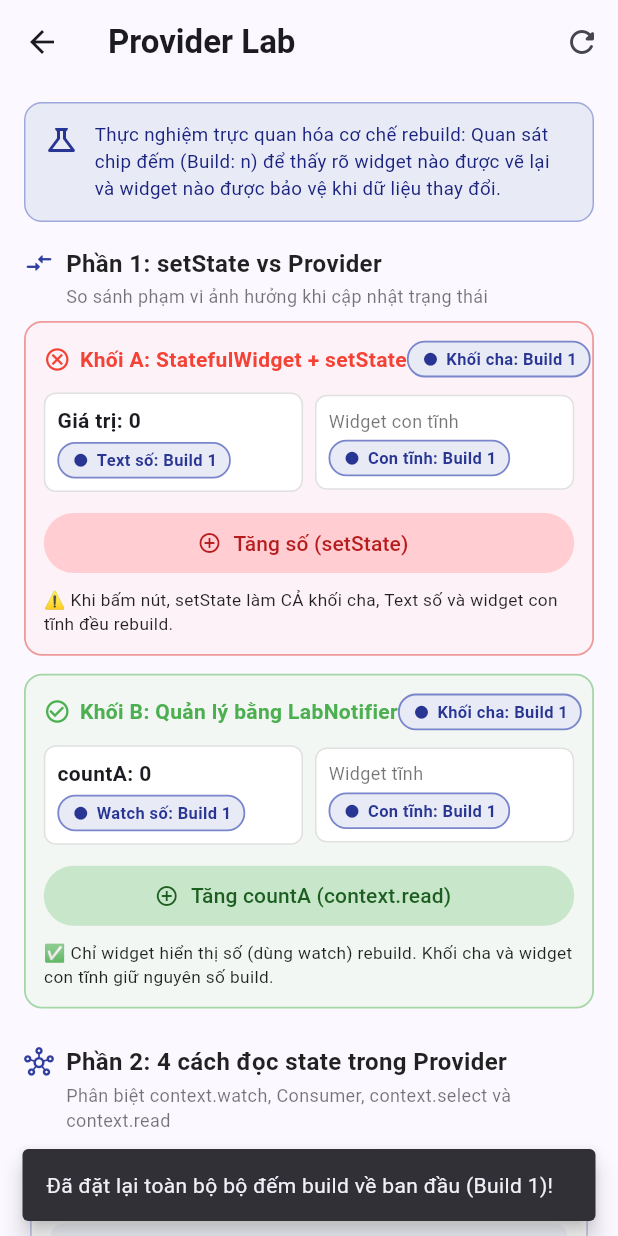
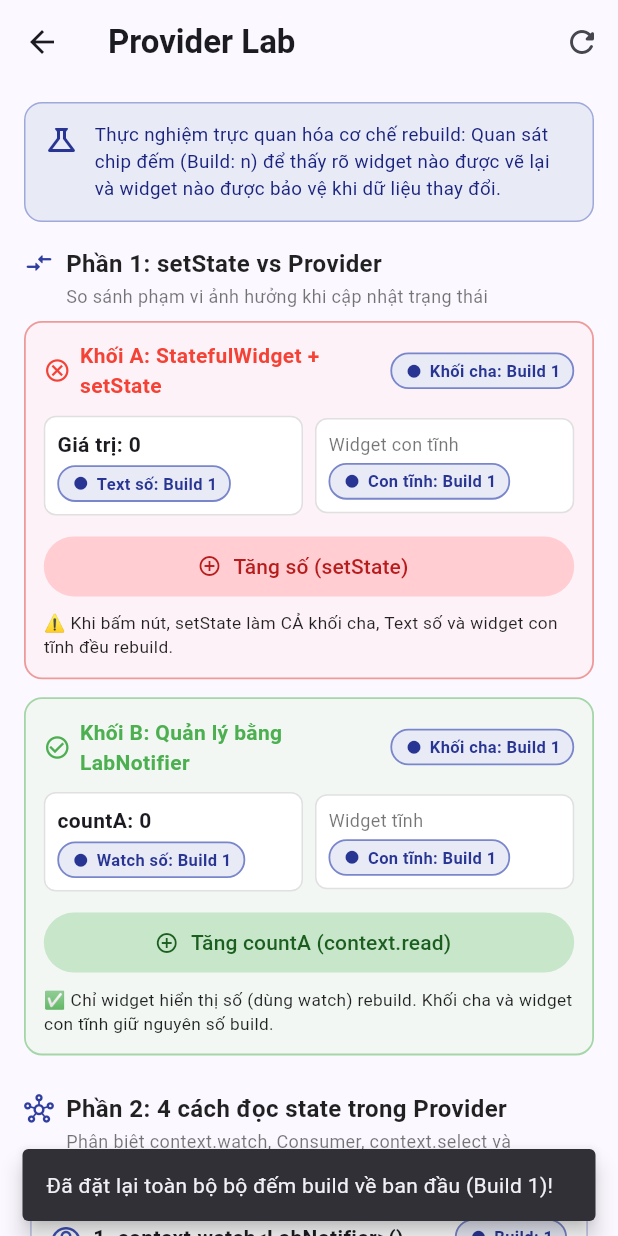
Before and after one commit to cityengin/course-registration, a Flutter app: the _ProviderLabView screen opened directly, after a tap on the "refresh" icon, on a phone screen of 412 x 824 dp. Run offline on Flutter 3.47's test engine with Material 3 defaults, Android fonts, the phone set to English and light mode, and no system bars.

Commit message:
Fix issues: lab reset session, single child scroll view, 360dp overflow, demo panel maintainState, duplicate register logic, consumer child parameter, and README updates

```diff
--- a/lib/lab/provider_lab_screen.dart
+++ b/lib/lab/provider_lab_screen.dart
@@ -32,6 +32,9 @@ class _ProviderLabView extends StatefulWidget {
 }
 
 class _ProviderLabViewState extends State<_ProviderLabView> {
+  // [LỖI 1]: Tăng _session để KeyedSubtree tạo lại toàn bộ card (kể cả card const) khi reset
+  int _session = 0;
+
   @override
   void initState() {
     super.initState();
@@ -41,8 +44,8 @@ class _ProviderLabViewState extends State<_ProviderLabView> {
 
   void _resetBuildCounters() {
     RebuildTracker.resetAll();
-    // [setState]: Kích hoạt rebuild màn hình Lab để cập nhật lại số đếm hiển thị về Build 1
-    setState(() {});
+    // [setState]: Đổi Key buộc Flutter tạo lại cây con → mọi chip về Build 1; giá trị của Khối A cũng về 0
+    setState(() => _session++);
     ScaffoldMessenger.of(context).showSnackBar(
       const SnackBar(
         content: Text('Đã đặt lại toàn bộ bộ đếm build về ban đầu (Build 1)!'),
@@ -68,8 +71,15 @@ class _ProviderLabViewState extends State<_ProviderLabView> {
           ),
         ],
       ),
-      body: ListView(
+      // [LỖI 2]: Dùng SingleChildScrollView thay cho ListView vì ListView có cơ chế
+      // hủy và tạo lại (virtualization) các widget con khi cuộn ra khỏi màn hình,
+      // khiến số lần build bị tăng sai lệch. SingleChildScrollView giữ toàn bộ cây widget trong bộ nhớ.
+      body: SingleChildScrollView(
         padding: const EdgeInsets.symmetric(horizontal: 16, vertical: 12),
+        child: KeyedSubtree(
+          key: ValueKey(_session),
+          child: Column(
+            crossAxisAlignment: CrossAxisAlignment.stretch,
             children: [
               // Banner giới thiệu mục tiêu bài Lab
               _buildIntroBanner(),
@@ -107,6 +117,8 @@ class _ProviderLabViewState extends State<_ProviderLabView> {
               _ControlPanelCard(onResetBuildCounters: _resetBuildCounters),
               const SizedBox(height: 24),
             ],
+          ),
+        ),
       ),
     );
   }
@@ -206,11 +218,12 @@ class _SetStateDemoCardState extends State<_SetStateDemoCard> {
             children: [
               const Icon(Icons.cancel_outlined, size: 18, color: Colors.red),
               const SizedBox(width: 6),
-              const Text(
+              const Expanded(
+                child: Text(
                   'Khối A: StatefulWidget + setState',
                   style: TextStyle(fontWeight: FontWeight.bold, color: Colors.red),
                 ),
-              const Spacer(),
+              ),
               BuildCountChip(count: parentHits, label: 'Khối cha'),
             ],
           ),
@@ -314,11 +327,12 @@ class _ProviderDemoCard extends StatelessWidget {
             children: [
               const Icon(Icons.check_circle_outline, size: 18, color: Colors.green),
               const SizedBox(width: 6),
-              const Text(
+              const Expanded(
+                child: Text(
                   'Khối B: Quản lý bằng LabNotifier',
                   style: TextStyle(fontWeight: FontWeight.bold, color: Colors.green),
                 ),
-              const Spacer(),
+              ),
               BuildCountChip(count: parentHits, label: 'Khối cha'),
             ],
           ),
@@ -446,11 +460,12 @@ class _WatchCard extends StatelessWidget {
               children: [
                 const Icon(Icons.visibility_outlined, size: 20, color: Colors.indigo),
                 const SizedBox(width: 8),
-                const Text(
+                const Expanded(
+                  child: Text(
                     '1. context.watch<LabNotifier>()',
                     style: TextStyle(fontWeight: FontWeight.bold, fontSize: 14),
                   ),
-                const Spacer(),
+                ),
                 BuildCountChip(count: hits),
               ],
             ),
@@ -506,11 +521,12 @@ class _ConsumerCard extends StatelessWidget {
               children: [
                 const Icon(Icons.pie_chart_outline, size: 20, color: Colors.teal),
                 const SizedBox(width: 8),
-                const Text(
+                const Expanded(
+                  child: Text(
                     '2. Consumer<LabNotifier>',
                     style: TextStyle(fontWeight: FontWeight.bold, fontSize: 14),
                   ),
-                const Spacer(),
+                ),
                 BuildCountChip(count: outerHits, label: 'Khung ngoài'),
               ],
             ),
@@ -531,11 +547,12 @@ class _ConsumerCard extends StatelessWidget {
                       ),
                       child: Row(
                         children: [
-                          Text(
+                          Expanded(
+                            child: Text(
                               'countA = ${notifier.countA} | countB = ${notifier.countB}',
                               style: const TextStyle(fontWeight: FontWeight.w600),
                             ),
-                          const Spacer(),
+                          ),
                           BuildCountChip(count: builderHits, label: 'Trong builder'),
                         ],
                       ),
@@ -578,8 +595,12 @@ class _ConsumerStaticChild extends StatelessWidget {
         children: [
           const Icon(Icons.lock_outline, size: 14, color: Colors.black54),
           const SizedBox(width: 6),
-          const Text('Widget tĩnh (tham số child)', style: TextStyle(fontSize: 12, color: Colors.black54)),
-          const Spacer(),
+          const Expanded(
+            child: Text(
+              'Widget tĩnh (tham số child)',
+              style: TextStyle(fontSize: 12, color: Colors.black54),
+            ),
+          ),
           BuildCountChip(count: childHits, label: 'Child'),
         ],
       ),
@@ -615,11 +636,12 @@ class _SelectCard extends StatelessWidget {
               children: [
                 const Icon(Icons.filter_center_focus_outlined, size: 20, color: Colors.deepPurple),
                 const SizedBox(width: 8),
-                const Text(
+                const Expanded(
+                  child: Text(
                     '3. context.select<LabNotifier, int>(...)',
                     style: TextStyle(fontWeight: FontWeight.bold, fontSize: 14),
                   ),
-                const Spacer(),
+                ),
                 BuildCountChip(count: hits),
               ],
             ),
@@ -679,11 +701,12 @@ class _ReadCard extends StatelessWidget {
               children: [
                 const Icon(Icons.touch_app_outlined, size: 20, color: Colors.orange),
                 const SizedBox(width: 8),
-                const Text(
+                const Expanded(
+                  child: Text(
                     '4. context.read<LabNotifier>() (Thao tác)',
                     style: TextStyle(fontWeight: FontWeight.bold, fontSize: 14),
                   ),
-                const Spacer(),
+                ),
                 BuildCountChip(count: hits),
               ],
             ),
```
Also changed, not shown: lib/widgets/demo_panel.dart (+28 -4 lines), lib/widgets/summary_bar.dart (+9 -6 lines), 1 other file. Lines whose indentation alone changed are shown as unchanged.
